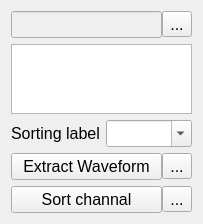
The window that UI/ChannelDetailv2.ui (HarryWang0210/PySortGUI) describes before a commit, drawn with Qt 5.
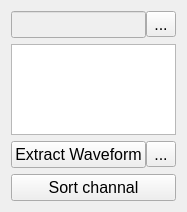
The same window after the commit.

Commit message: refactor: Remove label combox and sorting toolbutton from ui

What changed in the file:
```diff
--- a/UI/ChannelDetailv2.ui
+++ b/UI/ChannelDetailv2.ui
@@ -50,24 +50,6 @@
      </property>
     </widget>
    </item>
-   <item>
-    <layout class="QHBoxLayout" name="horizontalLayout_2">
-     <item>
-      <widget class="QLabel" name="sorting_type_label">
-       <property name="text">
-        <string>Sorting label</string>
-       </property>
-      </widget>
-     </item>
-     <item>
-      <widget class="QComboBox" name="sorting_label_comboBox">
-       <property name="editable">
-        <bool>true</bool>
-       </property>
-      </widget>
-     </item>
-    </layout>
-   </item>
    <item>
     <layout class="QHBoxLayout" name="horizontalLayout_6">
      <property name="spacing">
@@ -101,13 +83,6 @@
        </property>
       </widget>
      </item>
-     <item>
-      <widget class="QToolButton" name="sort_methods_toolButton">
-       <property name="text">
-        <string>...</string>
-       </property>
-      </widget>
-     </item>
     </layout>
    </item>
   </layout>
```
The commit also changes 1 other file.
